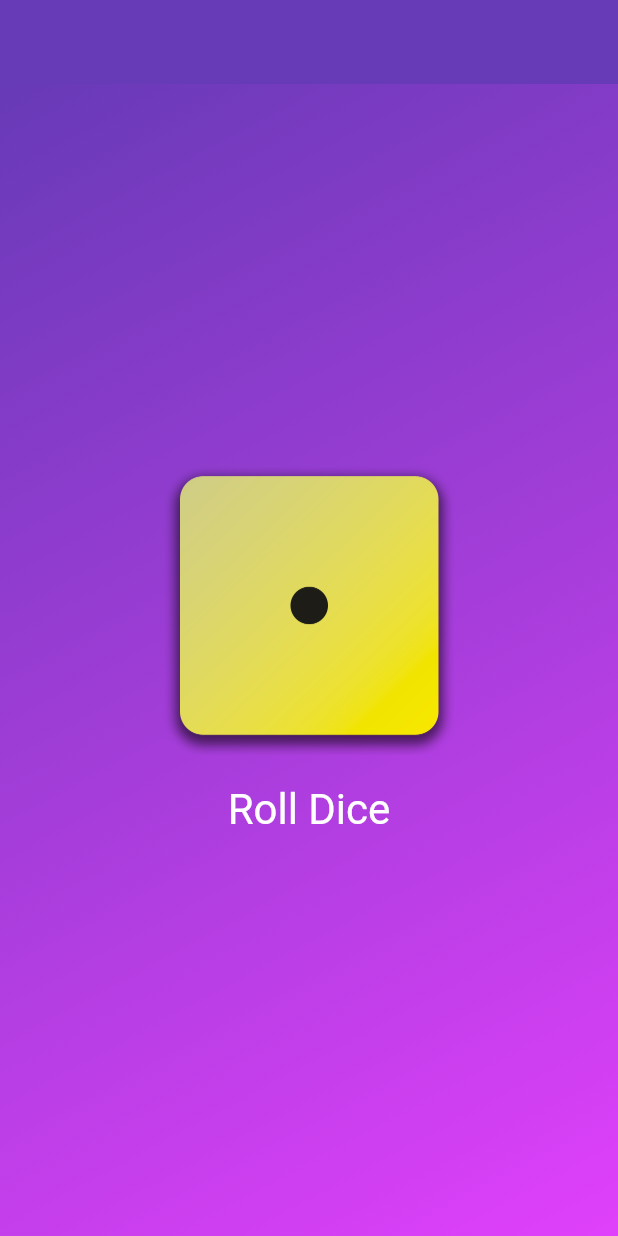
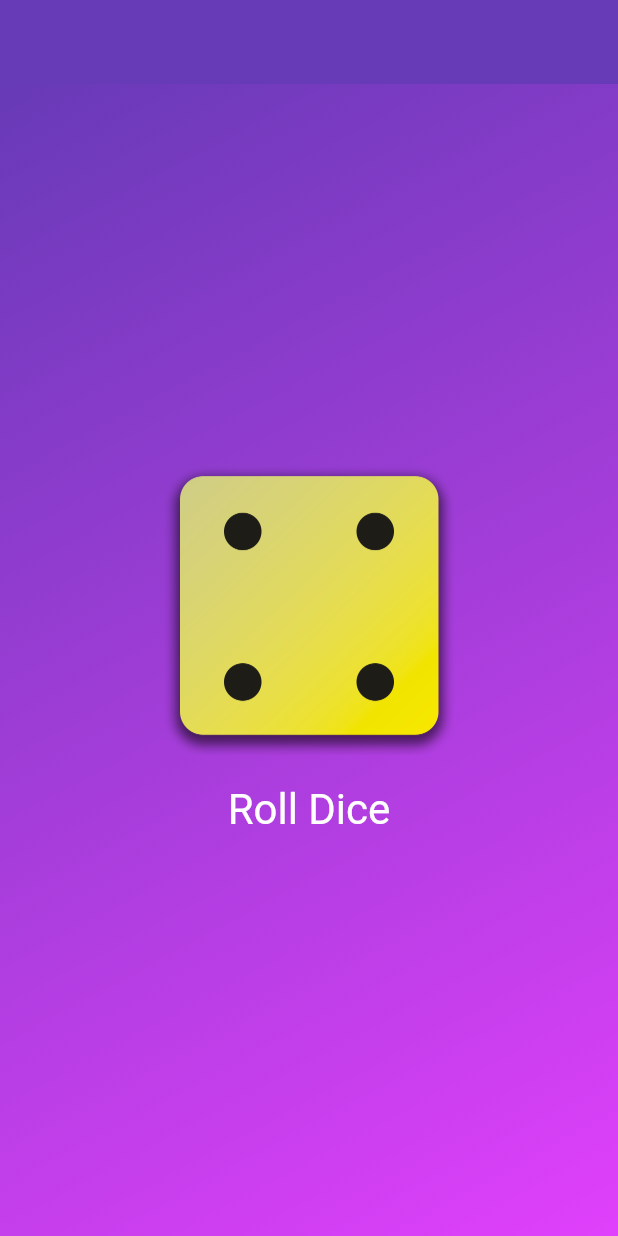
Before and after one commit to DerrickAntoney/academind, a Flutter app: the screen it shows after launch, after a tap on "Roll Dice", on a phone screen of 412 x 824 dp. Run offline on Flutter 3.47's test engine with Material 2 defaults, Android fonts, the light colour scheme and no system bars.

Commit message:
Added a stateful widget to make the button interactive on click

```diff
--- a/lib/pages/homepage.dart
+++ b/lib/pages/homepage.dart
@@ -1,7 +1,8 @@
 import 'package:flutter/material.dart';
+import 'package:academind_app/widgets/dice_roller.dart';
 //import 'package:academind_app/widgets/styledtext.dart';
 
-rollDice() {}
+
 
 class HomePage extends StatelessWidget {
   const HomePage({super.key});
@@ -30,27 +31,8 @@ class GradientContainer extends StatelessWidget {
               colors: [color1, color2],
               begin: Alignment.topLeft,
               end: Alignment.bottomRight)),
-      child: Center(
-        child: Column(
-          mainAxisSize: MainAxisSize.min,
-          children: [
-            Image.asset(
-              'assets/images/dice-1.png',
-              width: 200,
-            ),
-            TextButton(
-              onPressed: rollDice,
-              style: TextButton.styleFrom(
-                padding:  const EdgeInsets.all(20),
-                foregroundColor: Colors.white,
-                textStyle: const TextStyle(
-                  fontSize: 28
-                )
-              ),
-              child: const Text('Roll Dice'),
-            )
-          ],
-        ),
+      child: const Center(
+        child: DiceRoller()
       ),
     );
   }
--- /dev/null
+++ b/lib/widgets/dice_roller.dart
@@ -0,0 +1,39 @@
+import 'package:flutter/material.dart';
+
+class DiceRoller extends StatefulWidget {
+  const DiceRoller({super.key});
+
+  @override
+  State<DiceRoller> createState() => _DiceRollerState();
+}
+
+class _DiceRollerState extends State<DiceRoller> {
+  var activeDiceImage = 'assets/images/dice-2.png';
+
+  rollDice() {
+    setState(() {
+      activeDiceImage = 'assets/images/dice-4.png';
+    });
+  }
+
+  @override
+  Widget build(BuildContext context) {
+    return Column(
+      mainAxisSize: MainAxisSize.min,
+      children: [
+        Image.asset(
+          activeDiceImage,
+          width: 200,
+        ),
+        TextButton(
+          onPressed: rollDice,
+          style: TextButton.styleFrom(
+              padding: const EdgeInsets.all(20),
+              foregroundColor: Colors.white,
+              textStyle: const TextStyle(fontSize: 28)),
+          child: const Text('Roll Dice'),
+        )
+      ],
+    );
+  }
+}
```
